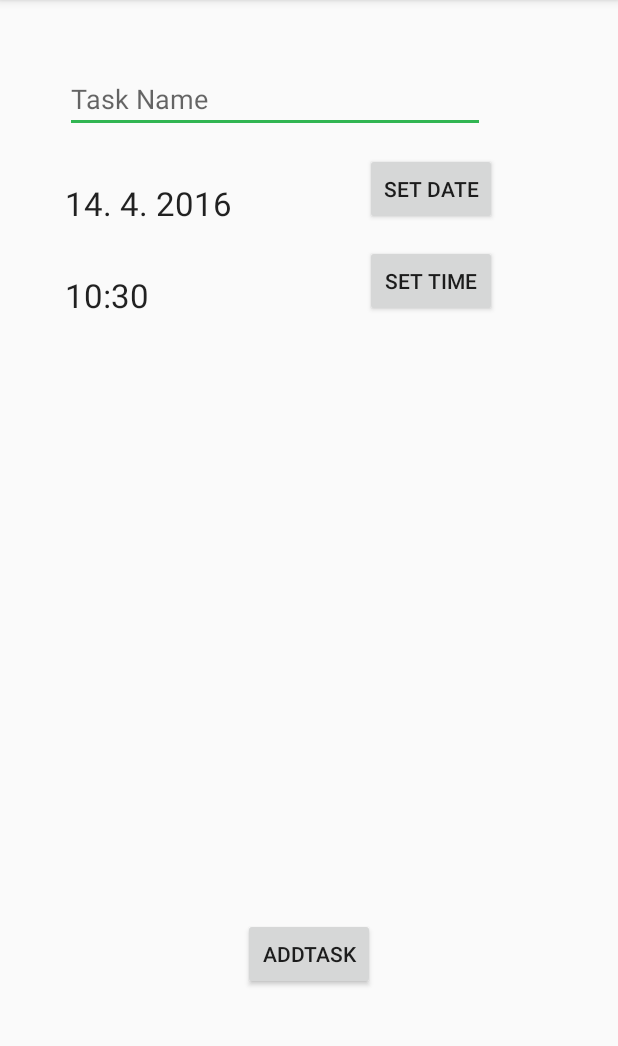
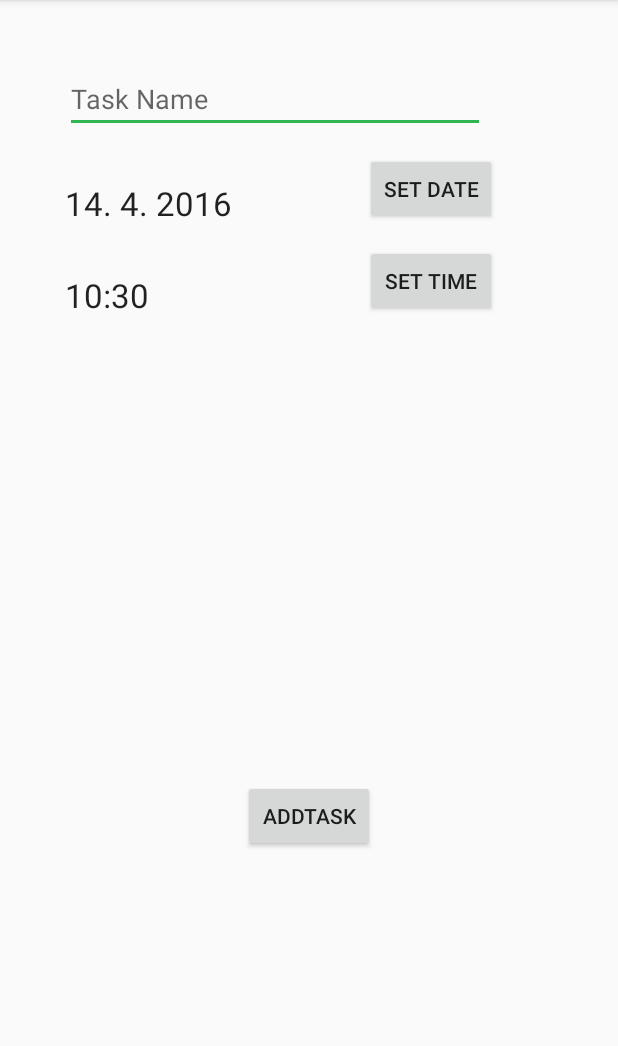
Before and after one commit to zafodB/MergedApp, an Android app: the AddNewTaskActivity screen opened directly, with no data from a screen before it, on a phone screen of 412 x 824 dp, the part 84-1130 px from its top. Run offline under Robolectric (Android 15) with nearby library versions, the phone set to English and light mode, and no system bars.

Commit message:
Update add_new_task_activity.xml

```diff
--- a/app/src/main/res/layout/add_new_task_activity.xml
+++ b/app/src/main/res/layout/add_new_task_activity.xml
@@ -60,7 +60,7 @@
         android:id="@+id/addTaskBtn"
         android:layout_alignParentBottom="true"
         android:layout_centerHorizontal="true"
-        android:layout_marginBottom="108dp" />
+        android:layout_marginBottom="200dp" />
 
 
 </RelativeLayout>
```
